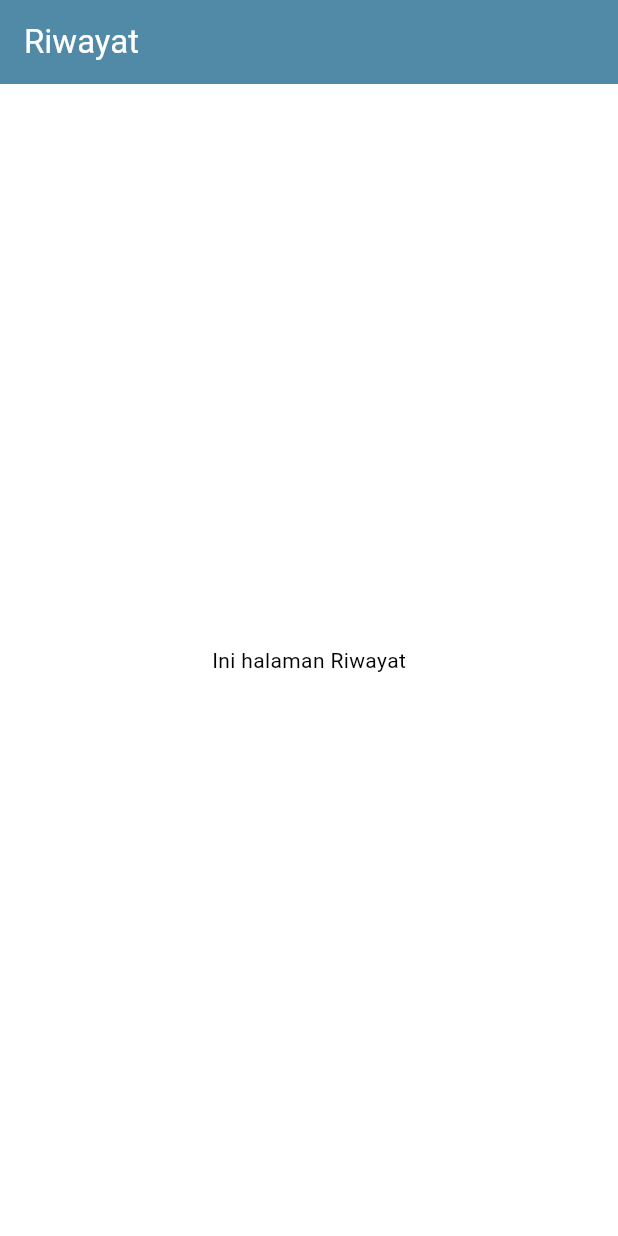
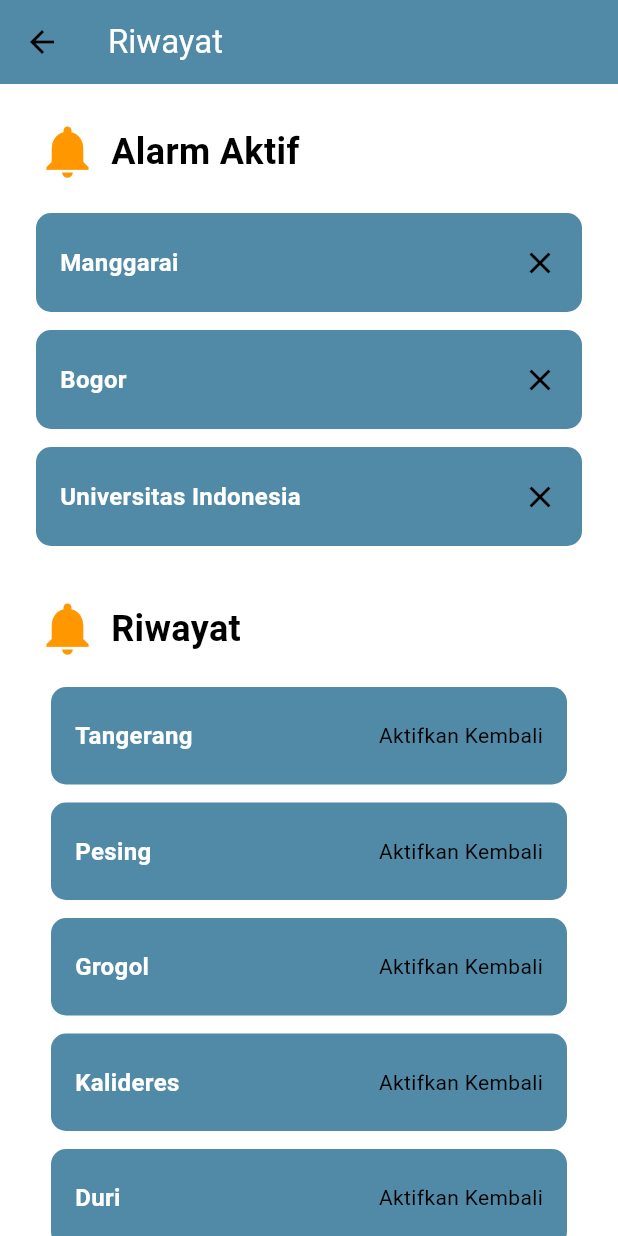
Before and after one commit to maxdesanta/geobeep, a Flutter app: the RiwayatPage screen opened by its route, on a phone screen of 412 x 824 dp. Run offline on Flutter 3.47's test engine with Material 3 defaults, Android fonts, the light colour scheme and no system bars; our stand-ins replace image_picker; missing offline and left inert: iconify_flutter.

Commit message:
front-end fix

```diff
--- a/lib/screen/riwayat.dart
+++ b/lib/screen/riwayat.dart
@@ -103,12 +103,144 @@ class _RiwayatPageState extends State<RiwayatPage> {
           "Riwayat",
           style: TextStyle(color: Theme.of(context).colorScheme.secondary),
         ),
-        automaticallyImplyLeading: false,
       ),
-      body: Center(
+      body: SingleChildScrollView(
+        padding: const EdgeInsets.all(24.0),
         child: Column(
-          mainAxisAlignment: MainAxisAlignment.center,
-          children: <Widget>[const Text('Ini halaman Riwayat')],
+          crossAxisAlignment: CrossAxisAlignment.start,
+          children: <Widget>[
+            // Bagian Alarm Aktif dengan scrollable ListView di dalam Container
+            Row(
+              children: <Widget>[
+                const Icon(
+                  Icons.notifications,
+                  size: 42,
+                  color: Colors.orange,
+                ),
+                const SizedBox(width: 8),
+                const Text(
+                  'Alarm Aktif',
+                  style: TextStyle(
+                    fontSize: 24,
+                    fontWeight: FontWeight.bold,
+                  ),
+                ),
+              ],
+            ),
+            const SizedBox(height: 12),
+            Container(
+              height: 240, // Atur tinggi container agar ListView scrollable
+              child: ListView.builder(
+                itemCount: alarmAktif.length,
+                padding: const EdgeInsets.symmetric(vertical: 8),
+                shrinkWrap: true,
+                itemBuilder: (context, index) {
+                  return Container(
+                    padding: const EdgeInsets.symmetric(
+                      horizontal: 16,
+                      vertical: 21,
+                    ),
+                    margin: const EdgeInsets.only(bottom: 12),
+                    decoration: BoxDecoration(
+                      color: Theme.of(context).colorScheme.primary,
+                      borderRadius: BorderRadius.circular(10),
+                    ),
+                    child: Row(
+                      mainAxisAlignment: MainAxisAlignment.spaceBetween,
+                      children: [
+                        Text(
+                          alarmAktif[index],
+                          style: TextStyle(
+                            color: Theme.of(context).colorScheme.secondary,
+                            fontSize: 16,
+                            fontWeight: FontWeight.bold,
+                          ),
+                        ),
+                        GestureDetector(
+                          onTap: () {
+                            setState(() {
+                              alarmAktif.removeAt(index);
+                            });
+                          },
+                          child: const Icon(
+                            Icons.clear,
+                            color: Colors.black,
+                            size: 24,
+                          ),
+                        ),
+                      ],
+                    ),
+                  );
+                },
+              ),
+            ),
+            const SizedBox(height: 24),
+
+            // Bagian Riwayat tanpa scroll internal
+            Row(
+              children: <Widget>[
+                const Icon(
+                  Icons.notifications,
+                  size: 42,
+                  color: Colors.orange,
+                ),
+                const SizedBox(width: 8),
+                const Text(
+                  'Riwayat',
+                  style: TextStyle(
+                    fontSize: 24,
+                    fontWeight: FontWeight.bold,
+                  ),
+                ),
+              ],
+            ),
+            const SizedBox(height: 12),
+            ListView.builder(
+              physics: const NeverScrollableScrollPhysics(),
+              shrinkWrap: true,
+              itemCount: riwayat.length,
+              itemBuilder: (context, index) {
+                return Container(
+                  padding: const EdgeInsets.symmetric(
+                    horizontal: 16,
+                    vertical: 21,
+                  ),
+                  margin: const EdgeInsets.symmetric(
+                    horizontal: 10,
+                    vertical: 6,
+                  ),
+                  width: double.infinity,
+                  decoration: BoxDecoration(
+                    color: Theme.of(context).colorScheme.primary,
+                    borderRadius: BorderRadius.circular(10),
+                  ),
+                  child: Row(
+                    mainAxisAlignment: MainAxisAlignment.spaceBetween,
+                    children: [
+                      Text(
+                        riwayat[index],
+                        style: TextStyle(
+                          color: Theme.of(context).colorScheme.secondary,
+                          fontSize: 16,
+                          fontWeight: FontWeight.bold,
+                        ),
+                      ),
+                      GestureDetector(
+                        onTap: () {
+                          setState(() {
+                            _showAlarmDetailDialog(riwayat[index]);
+                          });
+                        },
+                        child: Text(
+                          'Aktifkan Kembali'
+                        )
+                      ),
+                    ],
+                  ),
+                );
+              },
+            ),
+          ],
         ),
       ),
     );
```
Also changed, not shown: 3 other files.
